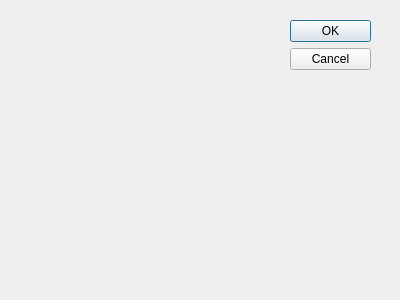
First picture: the form in week3/editcomputerdialog.ui, repository Hopur29/vika3, before the edit.
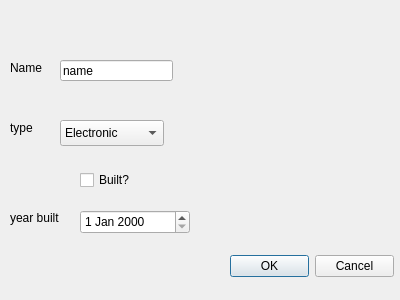
Second picture: the form after the edit.

```diff
--- a/week3/editcomputerdialog.ui
+++ b/week3/editcomputerdialog.ui
@@ -18,19 +18,121 @@
   <widget class="QDialogButtonBox" name="buttonBox">
    <property name="geometry">
     <rect>
-     <x>290</x>
-     <y>20</y>
-     <width>81</width>
-     <height>241</height>
+     <x>230</x>
+     <y>250</y>
+     <width>164</width>
+     <height>32</height>
     </rect>
    </property>
-   <property name="orientation">
-    <enum>Qt::Vertical</enum>
-   </property>
    <property name="standardButtons">
     <set>QDialogButtonBox::Cancel|QDialogButtonBox::Ok</set>
    </property>
   </widget>
+  <widget class="QLabel" name="label">
+   <property name="geometry">
+    <rect>
+     <x>10</x>
+     <y>60</y>
+     <width>59</width>
+     <height>16</height>
+    </rect>
+   </property>
+   <property name="text">
+    <string>Name</string>
+   </property>
+  </widget>
+  <widget class="QLabel" name="label_2">
+   <property name="geometry">
+    <rect>
+     <x>10</x>
+     <y>120</y>
+     <width>59</width>
+     <height>16</height>
+    </rect>
+   </property>
+   <property name="text">
+    <string>type</string>
+   </property>
+  </widget>
+  <widget class="QLabel" name="label_3">
+   <property name="geometry">
+    <rect>
+     <x>10</x>
+     <y>210</y>
+     <width>59</width>
+     <height>16</height>
+    </rect>
+   </property>
+   <property name="text">
+    <string>year built</string>
+   </property>
+  </widget>
+  <widget class="QLineEdit" name="comp_name_edit">
+   <property name="geometry">
+    <rect>
+     <x>60</x>
+     <y>60</y>
+     <width>113</width>
+     <height>21</height>
+    </rect>
+   </property>
+   <property name="text">
+    <string>name</string>
+   </property>
+  </widget>
+  <widget class="QComboBox" name="comp_type_edit">
+   <property name="geometry">
+    <rect>
+     <x>60</x>
+     <y>120</y>
+     <width>104</width>
+     <height>26</height>
+    </rect>
+   </property>
+   <item>
+    <property name="text">
+     <string>Electronic</string>
+    </property>
+   </item>
+   <item>
+    <property name="text">
+     <string>Mechatronic</string>
+    </property>
+   </item>
+   <item>
+    <property name="text">
+     <string>Transistor</string>
+    </property>
+   </item>
+   <item>
+    <property name="text">
+     <string>Other</string>
+    </property>
+   </item>
+  </widget>
+  <widget class="QDateEdit" name="dateEdit">
+   <property name="geometry">
+    <rect>
+     <x>80</x>
+     <y>210</y>
+     <width>110</width>
+     <height>24</height>
+    </rect>
+   </property>
+  </widget>
+  <widget class="QCheckBox" name="checkBox">
+   <property name="geometry">
+    <rect>
+     <x>80</x>
+     <y>170</y>
+     <width>86</width>
+     <height>20</height>
+    </rect>
+   </property>
+   <property name="text">
+    <string>Built?</string>
+   </property>
+  </widget>
  </widget>
  <pixmapfunction/>
  <resources/>
```
Left out of the diff: 40 changed lines with no effect on the pictures.
